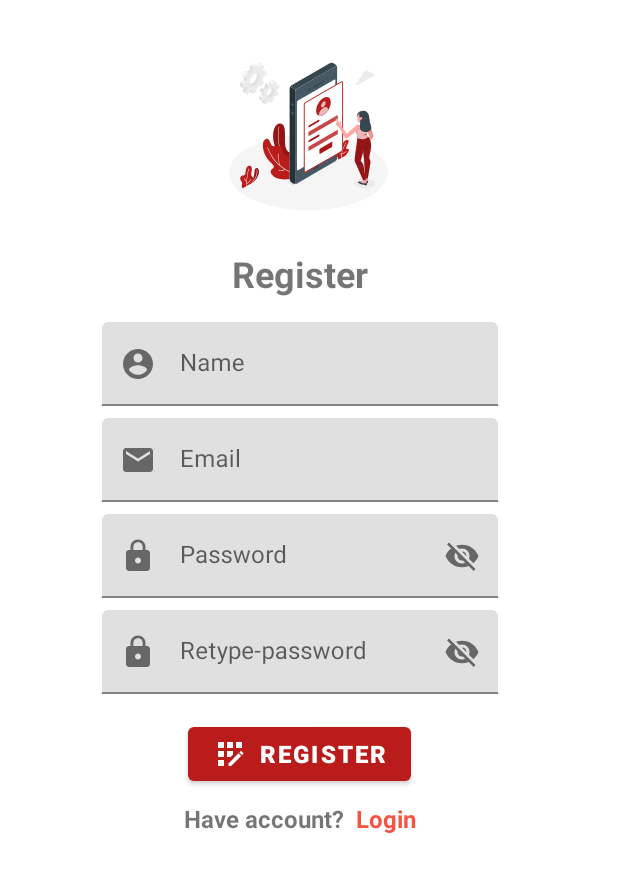
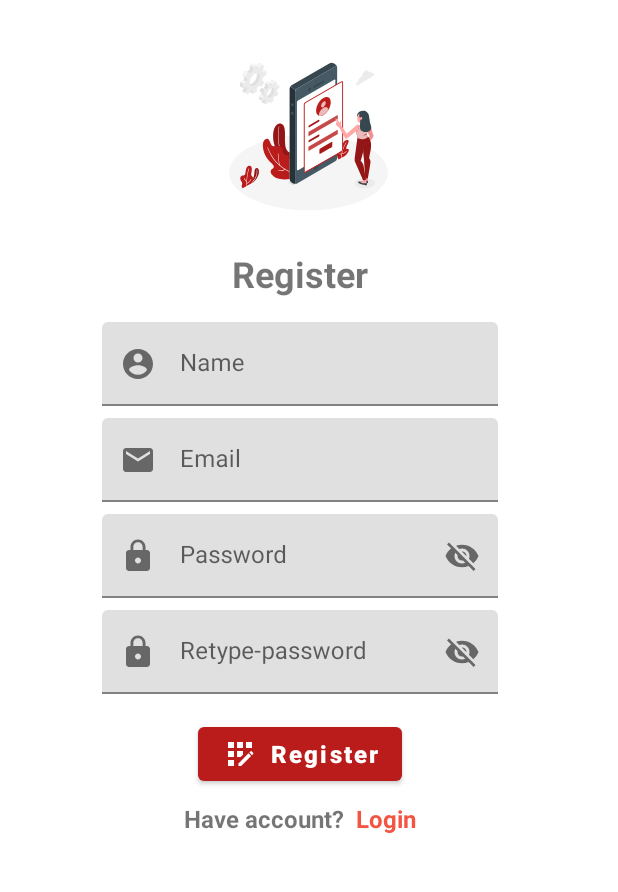
Before and after one commit to itSubeDibesh/JourneyJournal, an Android app: the RegisterFragment screen opened through its navigation route, on a phone screen of 412 x 824 dp, the part 97-989 px from its top. Run offline under Robolectric (Android 15) with nearby library versions, the phone set to English and light mode, and no system bars.

Commit message:
All Buttons Text All Caps bugfixes 🐜🐛🛠

```diff
--- a/app/src/main/res/layout/fragment_forgot_password.xml
+++ b/app/src/main/res/layout/fragment_forgot_password.xml
@@ -86,6 +86,7 @@
                 android:drawableLeft="@drawable/ic_send"
                 android:drawableTint="@color/white"
                 android:text="@string/button_reset"
+                android:textAllCaps="false"
                 android:textColor="@color/white"
                 android:textSize="@dimen/sp_medium"
                 android:textStyle="bold"
--- a/app/src/main/res/layout/fragment_landing.xml
+++ b/app/src/main/res/layout/fragment_landing.xml
@@ -72,6 +72,7 @@
                 android:drawableTint="@color/white"
                 android:padding="@dimen/dp_small"
                 android:text="@string/button_login"
+                android:textAllCaps="false"
                 android:textColor="@color/white"
                 android:textSize="@dimen/sp_medium"
                 android:textStyle="bold"
@@ -86,6 +87,7 @@
                 android:drawableTint="@color/white"
                 android:padding="@dimen/dp_small"
                 android:text="@string/button_register"
+                android:textAllCaps="false"
                 android:textColor="@color/white"
                 android:textSize="@dimen/sp_medium"
                 android:textStyle="bold"
--- a/app/src/main/res/layout/fragment_login.xml
+++ b/app/src/main/res/layout/fragment_login.xml
@@ -110,6 +110,7 @@
             android:drawableLeft="@drawable/ic_lock"
             android:drawableTint="@color/white"
             android:text="@string/button_login"
+            android:textAllCaps="false"
             android:textColor="@color/white"
             android:textSize="@dimen/sp_medium"
             android:textStyle="bold"
@@ -139,6 +140,7 @@
                 android:drawableTint="@color/white"
                 android:padding="@dimen/dp_small"
                 android:text="@string/button_google"
+                android:textAllCaps="false"
                 android:textColor="@color/white"
                 android:textSize="@dimen/sp_medium"
                 android:textStyle="bold"
@@ -153,6 +155,7 @@
                 android:drawableTint="@color/white"
                 android:padding="@dimen/dp_small"
                 android:text="@string/button_twitter"
+                android:textAllCaps="false"
                 android:textColor="@color/white"
                 android:textSize="@dimen/sp_medium"
                 android:textStyle="bold"
--- a/app/src/main/res/layout/fragment_register.xml
+++ b/app/src/main/res/layout/fragment_register.xml
@@ -58,8 +58,8 @@
                 android:layout_width="match_parent"
                 android:layout_height="wrap_content"
                 android:layout_marginTop="@dimen/dp_medium"
-                app:startIconDrawable="@drawable/ic_account"
-                android:hint="@string/field_auth_name">
+                android:hint="@string/field_auth_name"
+                app:startIconDrawable="@drawable/ic_account">
 
                 <com.google.android.material.textfield.TextInputEditText
                     android:layout_width="match_parent"
@@ -73,14 +73,13 @@
                 android:layout_width="match_parent"
                 android:layout_height="wrap_content"
                 android:layout_marginTop="@dimen/dp_small"
-                app:startIconDrawable="@drawable/ic_email"
-                android:hint="@string/field_auth_email">
+                android:hint="@string/field_auth_email"
+                app:startIconDrawable="@drawable/ic_email">
 
                 <com.google.android.material.textfield.TextInputEditText
                     android:layout_width="match_parent"
                     android:layout_height="wrap_content"
-                    android:inputType="textEmailAddress"
-                    />
+                    android:inputType="textEmailAddress" />
 
             </com.google.android.material.textfield.TextInputLayout>
 
@@ -128,6 +127,7 @@
                 android:drawableLeft="@drawable/ic_app_registration"
                 android:drawableTint="@color/white"
                 android:text="@string/button_register"
+                android:textAllCaps="false"
                 android:textColor="@color/white"
                 android:textSize="@dimen/sp_medium"
                 android:textStyle="bold"
```
